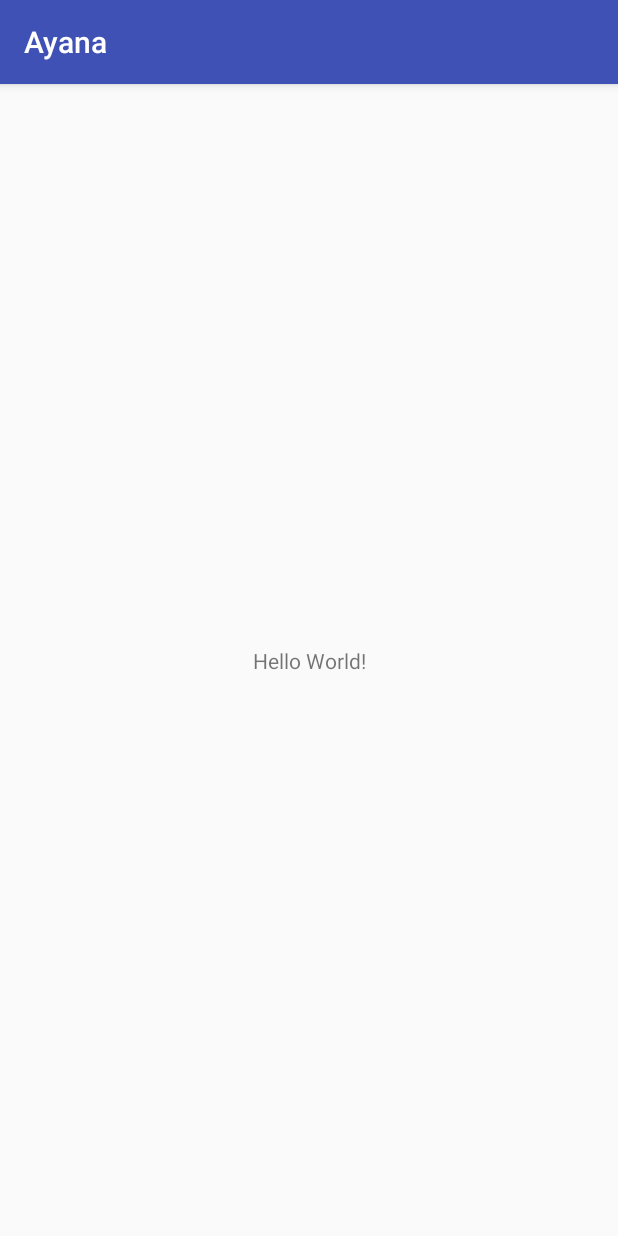
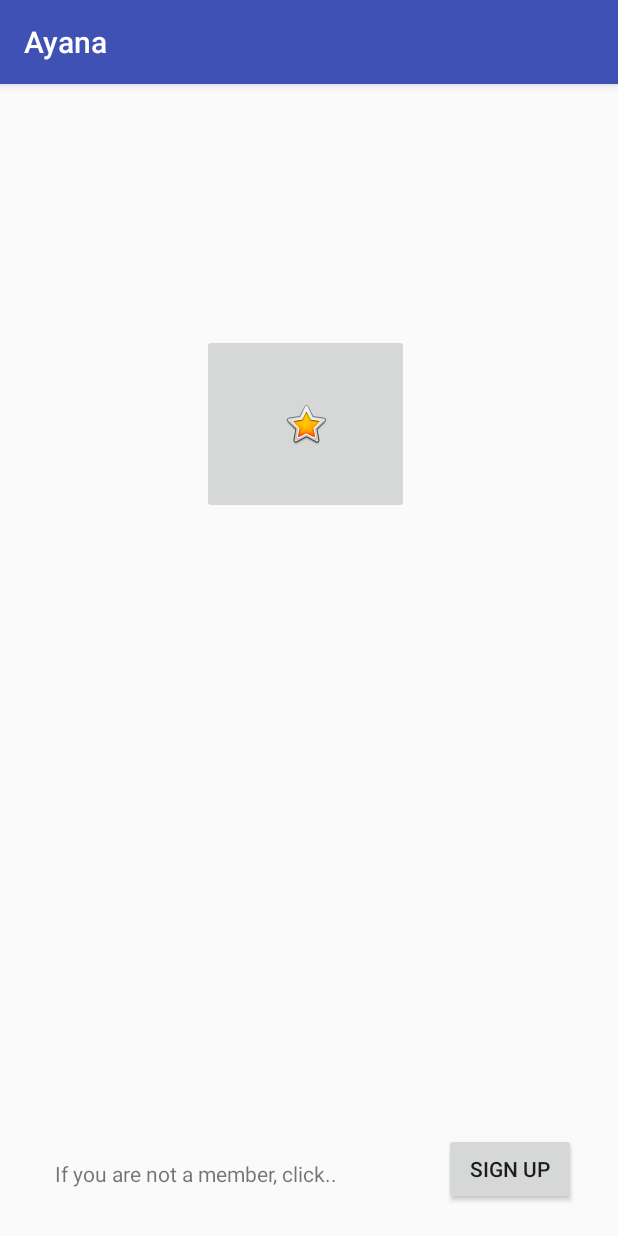
Before and after one commit to imcarmenc/Ayana3.0, an Android app: the screen it shows after launch (MainActivity), on a phone screen of 412 x 824 dp. Run offline under Robolectric (Android 15) with nearby library versions, the phone set to English and light mode, and no system bars.

Commit message:
Added new buttons

```diff
--- a/app/src/main/res/layout/activity_main.xml
+++ b/app/src/main/res/layout/activity_main.xml
@@ -6,13 +6,54 @@
     android:layout_height="match_parent"
     tools:context="com.example.ayana.ayana.MainActivity">
 
-    <TextView
+    <Button
+        android:id="@+id/button3"
         android:layout_width="wrap_content"
         android:layout_height="wrap_content"
-        android:text="Hello World!"
+        android:layout_marginBottom="8dp"
+        android:layout_marginEnd="8dp"
+        android:layout_marginStart="8dp"
+        android:layout_marginTop="8dp"
+        android:text="Sign Up"
         app:layout_constraintBottom_toBottomOf="parent"
-        app:layout_constraintLeft_toLeftOf="parent"
-        app:layout_constraintRight_toRightOf="parent"
-        app:layout_constraintTop_toTopOf="parent" />
+        app:layout_constraintEnd_toEndOf="parent"
+        app:layout_constraintHorizontal_bias="0.935"
+        app:layout_constraintStart_toStartOf="parent"
+        app:layout_constraintTop_toTopOf="parent"
+        app:layout_constraintVertical_bias="0.982" />
+
+    <ImageButton
+        android:id="@+id/imageButton"
+        android:layout_width="138dp"
+        android:layout_height="120dp"
+        android:layout_marginBottom="8dp"
+        android:layout_marginEnd="8dp"
+        android:layout_marginStart="132dp"
+        android:layout_marginTop="108dp"
+        android:contentDescription="kkkkk"
+        app:layout_constraintBottom_toBottomOf="parent"
+        app:layout_constraintEnd_toEndOf="parent"
+        app:layout_constraintHorizontal_bias="0.02"
+        app:layout_constraintStart_toStartOf="parent"
+        app:layout_constraintTop_toTopOf="parent"
+        app:layout_constraintVertical_bias="0.110000014"
+        app:srcCompat="@android:drawable/btn_star_big_on" />
+
+    <TextView
+        android:id="@+id/textView"
+        android:layout_width="wrap_content"
+        android:layout_height="wrap_content"
+        android:layout_marginBottom="32dp"
+        android:layout_marginEnd="8dp"
+        android:layout_marginStart="8dp"
+        android:layout_marginTop="564dp"
+        android:text="If you are not a member, click.."
+        app:layout_constraintBottom_toBottomOf="parent"
+        app:layout_constraintEnd_toEndOf="parent"
+        app:layout_constraintHorizontal_bias="0.138"
+        app:layout_constraintStart_toStartOf="parent"
+        app:layout_constraintTop_toTopOf="parent"
+        app:layout_constraintVertical_bias="1.0"
+        tools:textColor="@android:color/black" />
 
 </android.support.constraint.ConstraintLayout>
```
